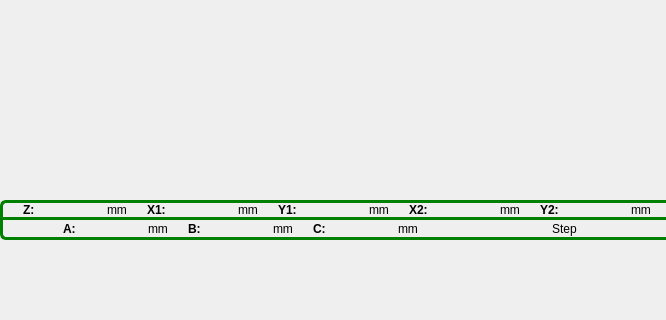
Above: mainframe.ui from GaussCheng/2-5AxisPunch before the change; both pictures show x 0 to 666 and y 280 to 600 of the 800 by 600 pixel window. Below: the same form after it.
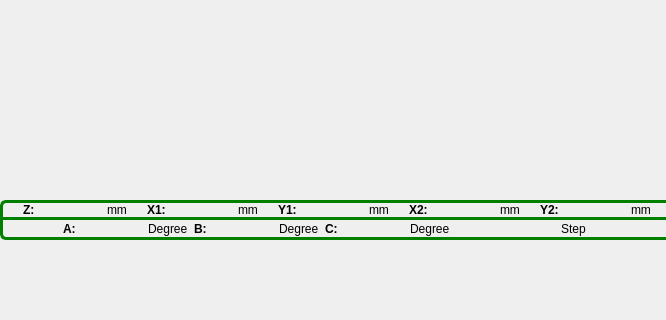
That is the form after the change. Custom widgets are drawn as their Qt base class.

Diff of the .ui file:
```diff
--- a/mainframe.ui
+++ b/mainframe.ui
@@ -501,7 +501,7 @@
       <item>
        <widget class="QLabel" name="ammLabel">
         <property name="text">
-         <string>mm    </string>
+         <string>Degree</string>
         </property>
        </widget>
       </item>
@@ -546,7 +546,7 @@
       <item>
        <widget class="QLabel" name="bmmLabel">
         <property name="text">
-         <string>mm    </string>
+         <string>Degree</string>
         </property>
        </widget>
       </item>
@@ -591,7 +591,7 @@
       <item>
        <widget class="QLabel" name="cmmLabel">
         <property name="text">
-         <string>mm    </string>
+         <string>Degree</string>
         </property>
        </widget>
       </item>
```
